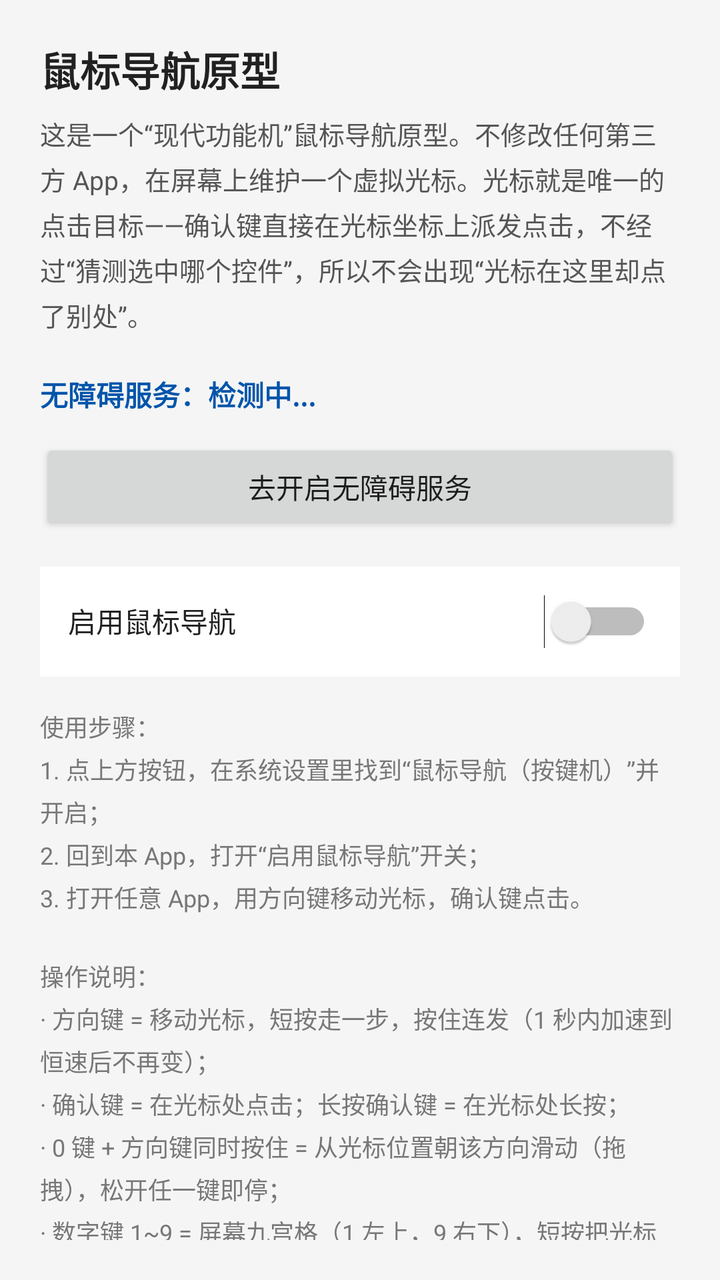
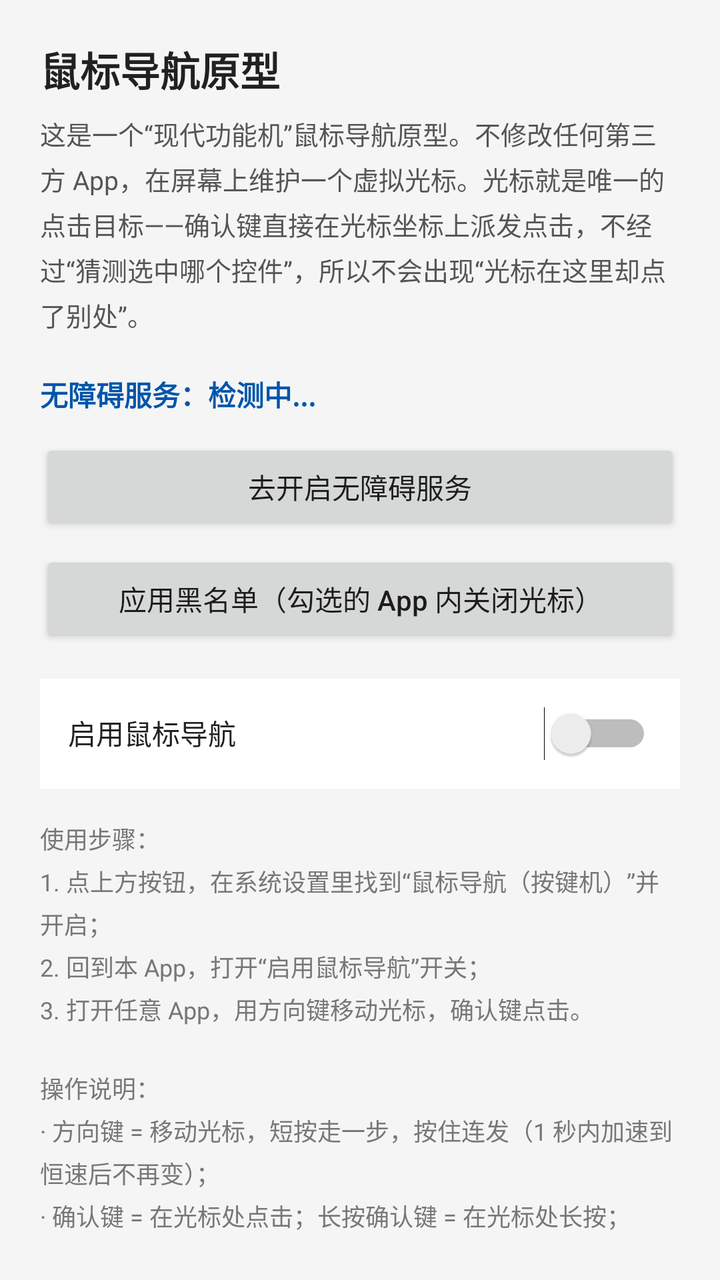

The first picture is an Android layout as it rendered before a commit; the second is the same layout after the commit. The layout source and the unified diff follow.
<!-- AndroidManifest.xml: application theme Theme.KeydroidxFocus -->
<!-- res/layout/activity_main.xml -->
<?xml version="1.0" encoding="utf-8"?>
<LinearLayout xmlns:android="http://schemas.android.com/apk/res/android"
    android:layout_width="match_parent"
    android:layout_height="match_parent"
    android:background="#F5F5F5"
    android:orientation="vertical"
    android:padding="20dp">

    <TextView
        android:layout_width="wrap_content"
        android:layout_height="wrap_content"
        android:text="@string/app_name"
        android:textColor="#212121"
        android:textSize="20sp"
        android:textStyle="bold" />

    <TextView
        android:layout_width="wrap_content"
        android:layout_height="wrap_content"
        android:layout_marginTop="8dp"
        android:text="@string/desc_how_it_works"
        android:textColor="#555555"
        android:textSize="13sp"
        android:lineSpacingExtra="4dp" />

    <TextView
        android:id="@+id/tvServiceStatus"
        android:layout_width="wrap_content"
        android:layout_height="wrap_content"
        android:layout_marginTop="20dp"
        android:text="无障碍服务：检测中..."
        android:textColor="#0055AA"
        android:textSize="14sp"
        android:textStyle="bold" />

    <Button
        android:id="@+id/btnOpenSettings"
        android:layout_width="match_parent"
        android:layout_height="wrap_content"
        android:layout_marginTop="12dp"
        android:text="@string/open_accessibility_settings"
        android:textAllCaps="false" />

    <LinearLayout
        android:layout_width="match_parent"
        android:layout_height="wrap_content"
        android:layout_marginTop="16dp"
        android:background="#FFFFFF"
        android:orientation="horizontal"
        android:padding="14dp">

        <TextView
            android:layout_width="0dp"
            android:layout_height="wrap_content"
            android:layout_weight="1"
            android:text="@string/enable_focus_title"
            android:textColor="#212121"
            android:textSize="14sp" />

        <Switch
            android:id="@+id/swEnabled"
            android:layout_width="wrap_content"
            android:layout_height="wrap_content" />
    </LinearLayout>

    <TextView
        android:layout_width="wrap_content"
        android:layout_height="wrap_content"
        android:layout_marginTop="16dp"
        android:text="@string/usage_tips"
        android:textColor="#777777"
        android:textSize="12sp"
        android:lineSpacingExtra="4dp" />

</LinearLayout>
<!-- resources referenced by this layout -->
<resources>
  <string name="app_name">鼠标导航原型</string>
  <string name="desc_how_it_works">这是一个“现代功能机”鼠标导航原型。不修改任何第三方 App，在屏幕上维护一个虚拟光标。光标就是唯一的点击目标——确认键直接在光标坐标上派发点击，不经过“猜测选中哪个控件”，所以不会出现“光标在这里却点了别处”。</string>
  <string name="enable_focus_title">启用鼠标导航</string>
  <string name="open_accessibility_settings">去开启无障碍服务</string>
  <string name="usage_tips">使用步骤：\n1. 点上方按钮，在系统设置里找到“鼠标导航（按键机）”并开启；\n2. 回到本 App，打开“启用鼠标导航”开关；\n3. 打开任意 App，用方向键移动光标，确认键点击。\n\n操作说明：\n· 方向键 = 移动光标，短按走一步，按住连发（1 秒内加速到恒速后不再变）；\n· 确认键 = 在光标处点击；长按确认键 = 在光标处长按；\n· 0 键 + 方向键同时按住 = 从光标位置朝该方向滑动（拖拽），松开任一键即停；\n· 数字键 1~9 = 屏幕九宫格（1 左上，9 右下），短按把光标送到该格中间；\n· 星号键 * + 井号键 # 一起按 = 临时挂起鼠标导航：隐藏光标，同时按键交还系统（方向键在 App 里照常可见地工作），再按一次恢复；\n· 返回键 = 返回。\n\n注：悬浮层使用无障碍服务专用窗口类型，无需悬浮窗权限；本 App 自身界面与输入框内的按键不被拦截。</string>
  <style name="Theme.KeydroidxFocus" parent="Theme.AppCompat.Light.NoActionBar">
          <item name="colorPrimary">@color/focus_orange</item>
          <item name="colorPrimaryDark">@color/focus_orange_dark</item>
          <item name="colorAccent">@color/focus_orange</item>
      </style>
  <color name="focus_orange">#FF9100</color>
  <color name="focus_orange_dark">#E65100</color>
</resources>

<!-- the commit's change to res/layout/activity_main.xml (unified diff, before → after) -->
@@ -41,6 +41,14 @@
         android:text="@string/open_accessibility_settings"
         android:textAllCaps="false" />
 
+    <Button
+        android:id="@+id/btnBlacklist"
+        android:layout_width="match_parent"
+        android:layout_height="wrap_content"
+        android:layout_marginTop="8dp"
+        android:text="@string/open_app_blacklist"
+        android:textAllCaps="false" />
+
     <LinearLayout
         android:layout_width="match_parent"
         android:layout_height="wrap_content"
<!-- resource entries referenced after the edit -->
@@ -4,7 +4,8 @@
   <string name="desc_how_it_works">这是一个“现代功能机”鼠标导航原型。不修改任何第三方 App，在屏幕上维护一个虚拟光标。光标就是唯一的点击目标——确认键直接在光标坐标上派发点击，不经过“猜测选中哪个控件”，所以不会出现“光标在这里却点了别处”。</string>
   <string name="enable_focus_title">启用鼠标导航</string>
   <string name="open_accessibility_settings">去开启无障碍服务</string>
-  <string name="usage_tips">使用步骤：\n1. 点上方按钮，在系统设置里找到“鼠标导航（按键机）”并开启；\n2. 回到本 App，打开“启用鼠标导航”开关；\n3. 打开任意 App，用方向键移动光标，确认键点击。\n\n操作说明：\n· 方向键 = 移动光标，短按走一步，按住连发（1 秒内加速到恒速后不再变）；\n· 确认键 = 在光标处点击；长按确认键 = 在光标处长按；\n· 0 键 + 方向键同时按住 = 从光标位置朝该方向滑动（拖拽），松开任一键即停；\n· 数字键 1~9 = 屏幕九宫格（1 左上，9 右下），短按把光标送到该格中间；\n· 星号键 * + 井号键 # 一起按 = 临时挂起鼠标导航：隐藏光标，同时按键交还系统（方向键在 App 里照常可见地工作），再按一次恢复；\n· 返回键 = 返回。\n\n注：悬浮层使用无障碍服务专用窗口类型，无需悬浮窗权限；本 App 自身界面与输入框内的按键不被拦截。</string>
+  <string name="open_app_blacklist">应用黑名单（勾选的 App 内关闭光标）</string>
+  <string name="usage_tips">使用步骤：\n1. 点上方按钮，在系统设置里找到“鼠标导航（按键机）”并开启；\n2. 回到本 App，打开“启用鼠标导航”开关；\n3. 打开任意 App，用方向键移动光标，确认键点击。\n\n操作说明：\n· 方向键 = 移动光标，短按走一步，按住连发（1 秒内加速到恒速后不再变）；\n· 确认键 = 在光标处点击；长按确认键 = 在光标处长按；\n· 0 键 + 方向键同时按住 = 从光标位置朝该方向滑动（拖拽），松开任一键即停；\n· 数字键 1~9 = 屏幕九宫格（1 左上，9 右下），短按把光标送到该格中间；\n· 星号键 * + 井号键 # 一起按 = 临时挂起鼠标导航：隐藏光标，同时按键交还系统（方向键在 App 里照常可见地工作），再按一次恢复；\n· 返回键 = 返回。\n\n注：悬浮层使用无障碍服务专用窗口类型，无需悬浮窗权限；本 App 自身界面与输入框内的按键不被拦截；应用黑名单里勾选的 App 内光标关闭、按键全部放行（主界面点“应用黑名单”配置）。</string>
   <style name="Theme.KeydroidxFocus" parent="Theme.AppCompat.Light.NoActionBar">
           <item name="colorPrimary">@color/focus_orange</item>
           <item name="colorPrimaryDark">@color/focus_orange_dark</item>
